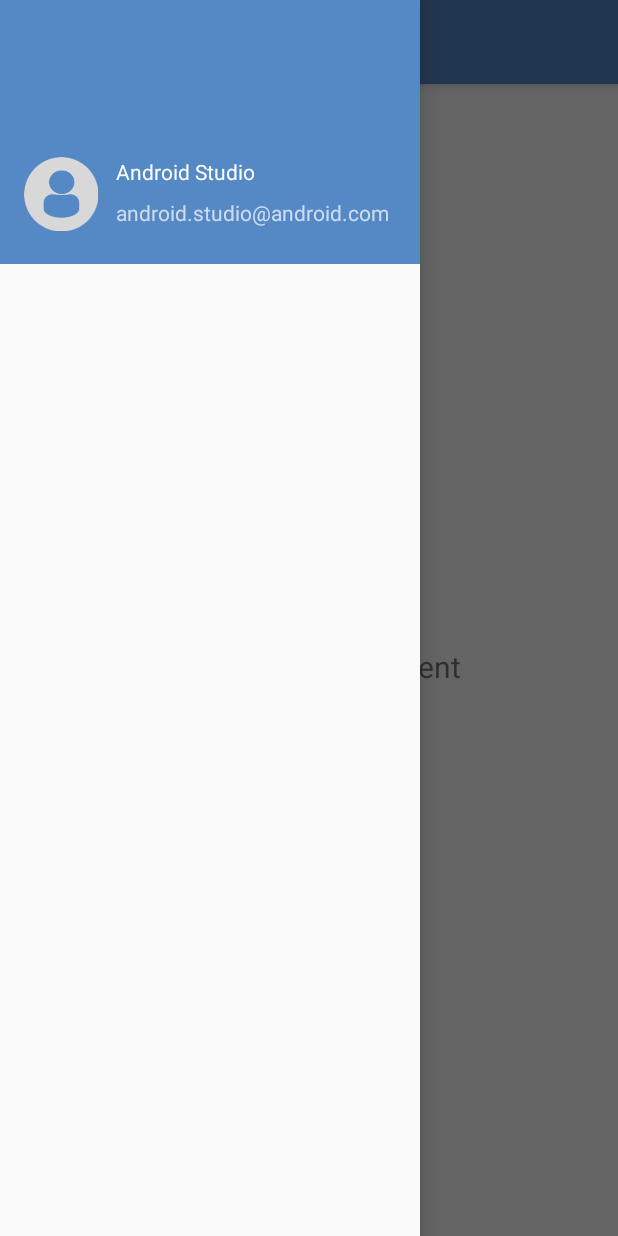
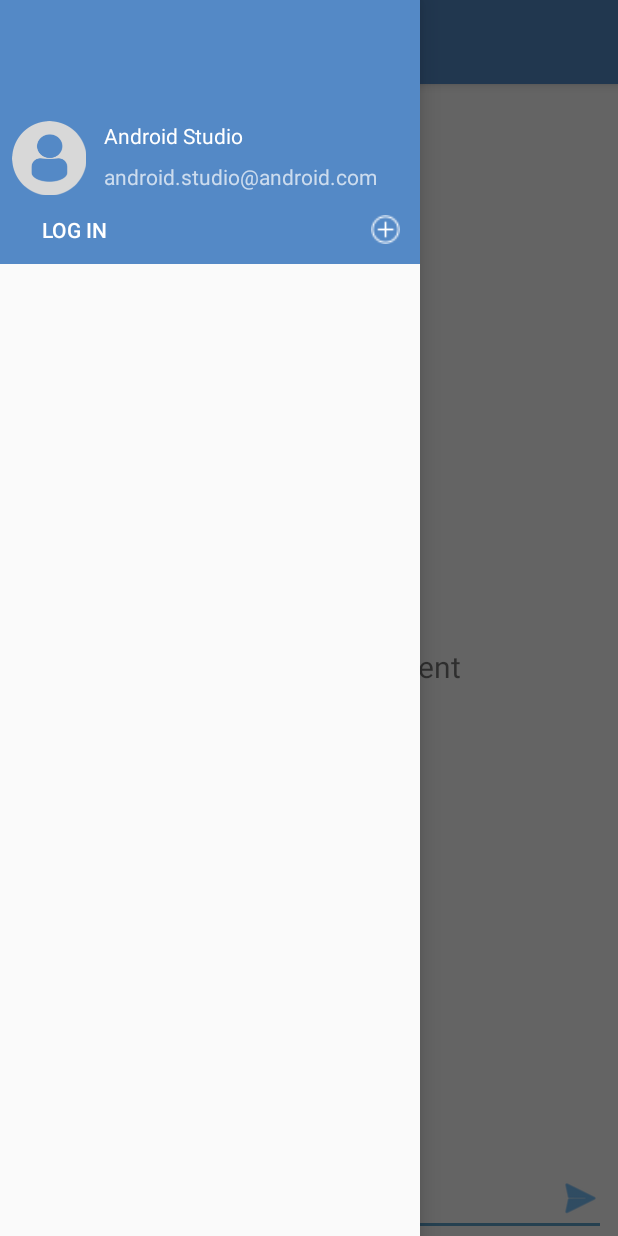
Before and after one commit to LongTran1305/Smack, an Android app: the screen it shows after launch (MainActivity), with the side drawer open, on a phone screen of 412 x 824 dp. Run offline under Robolectric (Android 15) with nearby library versions, the phone set to English and light mode, and no system bars; our stand-ins replace navigation-ui.

Commit message:
add content_main and nav_header_main

```diff
--- a/app/src/main/java/com/example/smack/MainActivity.kt
+++ b/app/src/main/java/com/example/smack/MainActivity.kt
@@ -2,6 +2,7 @@ package com.example.smack
 
 import android.os.Bundle
 import android.view.Menu
+import android.view.View
 import com.google.android.material.floatingactionbutton.FloatingActionButton
 import com.google.android.material.snackbar.Snackbar
 import com.google.android.material.navigation.NavigationView
@@ -37,4 +38,14 @@ class MainActivity : AppCompatActivity() {
         val navController = findNavController(R.id.nav_host_fragment)
         return navController.navigateUp(appBarConfiguration) || super.onSupportNavigateUp()
     }
+
+    fun loginBtnNavClick(view: View){
+
+    }
+    fun addChanelClick(view: View){
+
+    }
+    fun sendMsgBtnClick(view: View){
+
+    }
 }
--- a/app/src/main/res/layout/content_main.xml
+++ b/app/src/main/res/layout/content_main.xml
@@ -17,4 +17,54 @@
         app:layout_constraintRight_toRightOf="parent"
         app:layout_constraintTop_toTopOf="parent"
         app:navGraph="@navigation/mobile_navigation" />
+
+    <TextView
+        android:id="@+id/mainChannelName"
+        android:layout_width="wrap_content"
+        android:layout_height="wrap_content"
+        android:layout_marginTop="16dp"
+        android:text="Please Login"
+        android:textSize="18sp"
+        app:layout_constraintEnd_toEndOf="parent"
+        app:layout_constraintStart_toStartOf="parent"
+        app:layout_constraintTop_toTopOf="@+id/nav_host_fragment" />
+
+    <EditText
+        android:id="@+id/messageTextField"
+        android:layout_width="0dp"
+        android:layout_height="wrap_content"
+        android:layout_marginStart="8dp"
+        android:layout_marginEnd="8dp"
+        android:ems="10"
+        android:gravity="start|top"
+        android:hint="message"
+        android:inputType="textMultiLine"
+        app:layout_constraintBottom_toBottomOf="@+id/nav_host_fragment"
+        app:layout_constraintEnd_toEndOf="parent"
+        app:layout_constraintStart_toStartOf="parent" />
+
+    <ImageButton
+        android:id="@+id/sendMsgBtn"
+        android:layout_width="35dp"
+        android:layout_height="35dp"
+        android:layout_marginEnd="8dp"
+        android:layout_marginBottom="8dp"
+        android:background="@android:color/transparent"
+        android:onClick="sendMsgBtnClick"
+        android:tint="#2196F3"
+        app:layout_constraintBottom_toBottomOf="parent"
+        app:layout_constraintEnd_toEndOf="parent"
+        app:srcCompat="@android:drawable/ic_menu_send" />
+
+    <androidx.recyclerview.widget.RecyclerView
+        android:id="@+id/messageListView"
+        android:layout_width="0dp"
+        android:layout_height="0dp"
+        android:layout_marginTop="8dp"
+        app:layout_constraintBottom_toTopOf="@+id/messageTextField"
+        app:layout_constraintEnd_toEndOf="parent"
+        app:layout_constraintHorizontal_bias="0.682"
+        app:layout_constraintStart_toStartOf="@+id/nav_host_fragment"
+        app:layout_constraintTop_toBottomOf="@+id/mainChannelName"
+        app:layout_constraintVertical_bias="1.0" />
 </androidx.constraintlayout.widget.ConstraintLayout>
--- a/app/src/main/res/layout/nav_header_main.xml
+++ b/app/src/main/res/layout/nav_header_main.xml
@@ -10,16 +10,15 @@
     android:theme="@style/ThemeOverlay.AppCompat.Dark">
 
     <ImageView
-        android:id="@+id/imageView"
+        android:id="@+id/userImageNavHeader"
         android:layout_width="wrap_content"
         android:layout_height="wrap_content"
-        android:layout_marginStart="16dp"
+        android:layout_marginStart="8dp"
+        android:layout_marginBottom="8dp"
         android:contentDescription="@string/nav_header_desc"
         android:paddingTop="@dimen/nav_header_vertical_spacing"
-        app:layout_constraintBottom_toBottomOf="parent"
+        app:layout_constraintBottom_toTopOf="@+id/loginBtnNavHeader"
         app:layout_constraintStart_toStartOf="parent"
-        app:layout_constraintTop_toTopOf="parent"
-        app:layout_constraintVertical_bias="0.815"
         app:srcCompat="@drawable/profiledefault" />
 
     <TextView
@@ -30,8 +29,8 @@
         android:paddingTop="@dimen/nav_header_vertical_spacing"
         android:text="@string/nav_header_title"
         android:textAppearance="@style/TextAppearance.AppCompat.Body1"
-        app:layout_constraintStart_toEndOf="@+id/imageView"
-        app:layout_constraintTop_toTopOf="@+id/imageView" />
+        app:layout_constraintStart_toEndOf="@+id/userImageNavHeader"
+        app:layout_constraintTop_toTopOf="@+id/userImageNavHeader" />
 
     <TextView
         android:id="@+id/textView"
@@ -40,7 +39,33 @@
         android:layout_marginStart="12dp"
         android:layout_marginTop="8dp"
         android:text="@string/nav_header_subtitle"
-        app:layout_constraintStart_toEndOf="@+id/imageView"
+        app:layout_constraintStart_toEndOf="@+id/userImageNavHeader"
         app:layout_constraintTop_toBottomOf="@+id/textView2" />
 
+    <Button
+        android:id="@+id/loginBtnNavHeader"
+        android:layout_width="83dp"
+        android:layout_height="30dp"
+        android:layout_marginStart="8dp"
+        android:layout_marginBottom="8dp"
+        android:background="@android:color/transparent"
+        android:onClick="loginBtnNavClick"
+        android:text="Log In"
+        app:layout_constraintBottom_toBottomOf="parent"
+        app:layout_constraintStart_toStartOf="parent" />
+
+    <ImageButton
+        android:id="@+id/addChanelBtn"
+        android:layout_width="30dp"
+        android:layout_height="30dp"
+        android:layout_marginEnd="8dp"
+        android:layout_marginBottom="8dp"
+        android:background="@android:color/transparent"
+        android:onClick="addChanelClick"
+        android:padding="5dp"
+        android:scaleType="fitXY"
+        app:layout_constraintBottom_toBottomOf="parent"
+        app:layout_constraintEnd_toEndOf="parent"
+        app:srcCompat="@drawable/addchannelbutton" />
+
 </androidx.constraintlayout.widget.ConstraintLayout>
```
